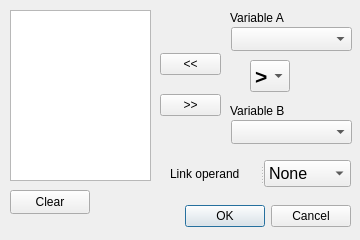
epzt/msta, file ui_msta_trend_definition.ui: the form before one commit.
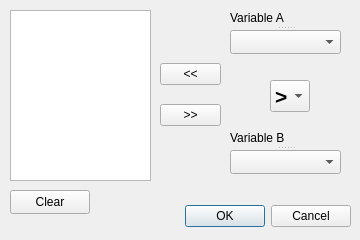
The form after the commit.

What changed in the file:
```diff
--- a/ui_msta_trend_definition.ui
+++ b/ui_msta_trend_definition.ui
@@ -35,31 +35,11 @@
     <set>QDialogButtonBox::Cancel|QDialogButtonBox::Ok</set>
    </property>
   </widget>
-  <widget class="QComboBox" name="variableAComboBox">
-   <property name="geometry">
-    <rect>
-     <x>231</x>
-     <y>27</y>
-     <width>121</width>
-     <height>24</height>
-    </rect>
-   </property>
-  </widget>
-  <widget class="QComboBox" name="variableBComboBox">
-   <property name="geometry">
-    <rect>
-     <x>231</x>
-     <y>120</y>
-     <width>121</width>
-     <height>24</height>
-    </rect>
-   </property>
-  </widget>
   <widget class="QComboBox" name="comparatorComboBox">
    <property name="geometry">
     <rect>
-     <x>250</x>
-     <y>60</y>
+     <x>270</x>
+     <y>80</y>
      <width>40</width>
      <height>32</height>
     </rect>
@@ -91,37 +71,11 @@
     </property>
    </item>
   </widget>
-  <widget class="QLabel" name="label">
-   <property name="geometry">
-    <rect>
-     <x>230</x>
-     <y>10</y>
-     <width>61</width>
-     <height>16</height>
-    </rect>
-   </property>
-   <property name="text">
-    <string>Variable A</string>
-   </property>
-  </widget>
-  <widget class="QLabel" name="label_2">
-   <property name="geometry">
-    <rect>
-     <x>230</x>
-     <y>103</y>
-     <width>60</width>
-     <height>16</height>
-    </rect>
-   </property>
-   <property name="text">
-    <string>Variable B</string>
-   </property>
-  </widget>
   <widget class="QWidget" name="layoutWidget">
    <property name="geometry">
     <rect>
      <x>160</x>
-     <y>40</y>
+     <y>50</y>
      <width>61</width>
      <height>91</height>
     </rect>
@@ -168,38 +122,6 @@
    <property name="orientation">
     <enum>Qt::Horizontal</enum>
    </property>
-   <widget class="QLabel" name="label_3">
-    <property name="text">
-     <string>Link operand</string>
-    </property>
-   </widget>
-   <widget class="QComboBox" name="linkOperandComboBox">
-    <property name="font">
-     <font>
-      <pointsize>12</pointsize>
-     </font>
-    </property>
-    <item>
-     <property name="text">
-      <string>None</string>
-     </property>
-    </item>
-    <item>
-     <property name="text">
-      <string>AND</string>
-     </property>
-    </item>
-    <item>
-     <property name="text">
-      <string>OR</string>
-     </property>
-    </item>
-    <item>
-     <property name="text">
-      <string>XOR</string>
-     </property>
-    </item>
-   </widget>
   </widget>
   <widget class="QTextEdit" name="trendCaseTextEdit">
    <property name="enabled">
@@ -220,6 +142,44 @@
     <bool>true</bool>
    </property>
   </widget>
+  <widget class="QSplitter" name="splitter_2">
+   <property name="geometry">
+    <rect>
+     <x>230</x>
+     <y>10</y>
+     <width>111</width>
+     <height>44</height>
+    </rect>
+   </property>
+   <property name="orientation">
+    <enum>Qt::Vertical</enum>
+   </property>
+   <widget class="QLabel" name="label">
+    <property name="text">
+     <string>Variable A</string>
+    </property>
+   </widget>
+   <widget class="QComboBox" name="variableAComboBox"/>
+  </widget>
+  <widget class="QSplitter" name="splitter_3">
+   <property name="geometry">
+    <rect>
+     <x>230</x>
+     <y>130</y>
+     <width>111</width>
+     <height>44</height>
+    </rect>
+   </property>
+   <property name="orientation">
+    <enum>Qt::Vertical</enum>
+   </property>
+   <widget class="QLabel" name="label_2">
+    <property name="text">
+     <string>Variable B</string>
+    </property>
+   </widget>
+   <widget class="QComboBox" name="variableBComboBox"/>
+  </widget>
  </widget>
  <resources/>
  <connections>
```
